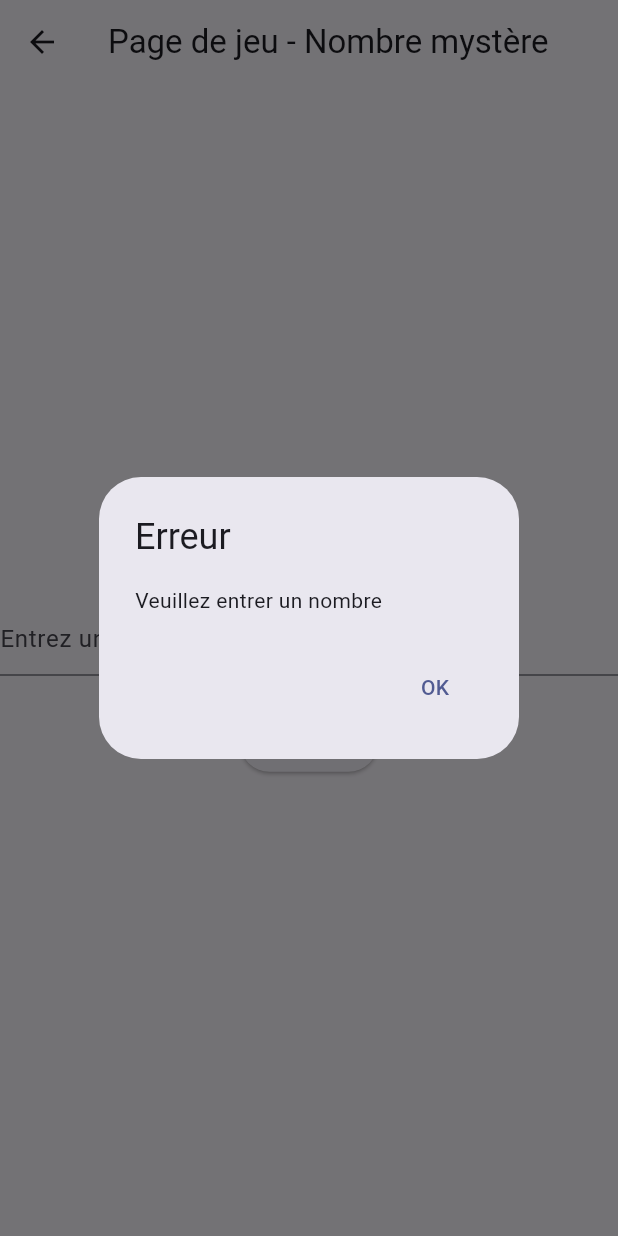
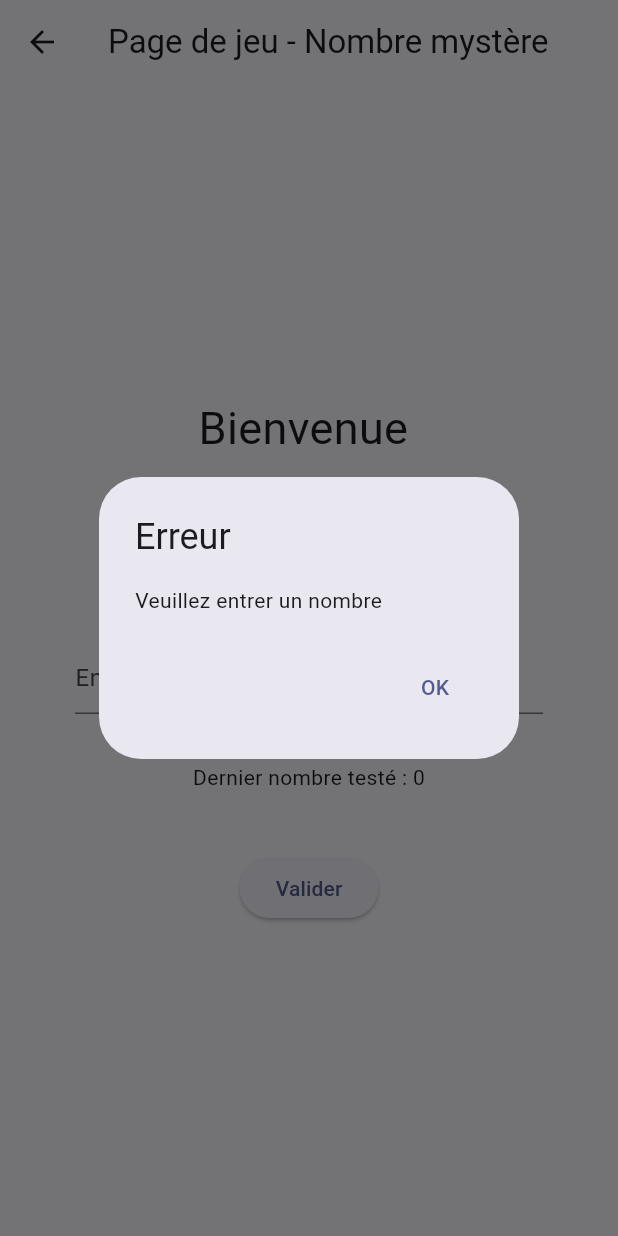
Before and after one commit to GaelSimon01/tp_mobile_note, a Flutter app: the GamePage screen opened directly with empty values, after a tap on "Valider", on a phone screen of 412 x 824 dp. Run offline on Flutter 3.47's test engine with Material 3 defaults, Android fonts, the phone set to English and light mode, and no system bars; our stand-ins replace go_router, sqflite, sqflite_common_ffi_web; accounts and stored records are empty.

Commit message:
Ajout titre de bienvenue sur le jeu + espacement text + ajout dernier nombre testé

```diff
--- a/nombre_mystere/lib/ui/playgame.dart
+++ b/nombre_mystere/lib/ui/playgame.dart
@@ -20,10 +20,11 @@ class _GamePageState extends State<GamePage> {
   final TextEditingController _numberController = TextEditingController();
 
   late int _randomNumber, _remainingAttempts = 0, _plageMax = 0;
-  int maxTentatives = 0;
-  String indication = "";
-  bool estGagne = false;
-  late List<Map<String, dynamic>> playerActuel;
+  int _maxTentatives = 0;
+  String _indication = "";
+  bool _estGagne = false;
+  late List<Map<String, dynamic>> _playerActuel;
+  late int _dernierNombreTestes = 0;
 
   @override
   void initState() {
@@ -42,19 +43,19 @@ class _GamePageState extends State<GamePage> {
       _randomNumber = randomNumber;
       _plageMax = plageMax;
       _remainingAttempts = remainingAttempts;
-      maxTentatives = remainingAttempts;
+      _maxTentatives = remainingAttempts;
     });
   }
 
   Future<void> _getInfosPlayer() async {
-    playerActuel = (await RequestHelper.getPlayerInfos(widget.player))!;
-    print(playerActuel);
+    _playerActuel = (await RequestHelper.getPlayerInfos(widget.player))!;
+    print(_playerActuel);
   }
 
   void resetStatusGame() {
-    indication = "";
-    estGagne = false;
-    maxTentatives = 0;
+    _indication = "";
+    _estGagne = false;
+    _maxTentatives = 0;
   }
 
   @override
@@ -67,17 +68,28 @@ class _GamePageState extends State<GamePage> {
         child: Column(
           mainAxisAlignment: MainAxisAlignment.center,
           children: [
-            Text("Il vous reste $_remainingAttempts essais"),
-            Text(indication),
-            TextField(
-              controller: _numberController,
-              keyboardType: TextInputType.number,
-              inputFormatters: [FilteringTextInputFormatter.digitsOnly, RangeTextInputFormatter( min: 0 ,max: _plageMax)],
-              decoration: InputDecoration(
-                hintText: "Entrez un nombre entre 0 et $_plageMax",
+            Text("Bienvenue ${widget.player}", style: const TextStyle(fontSize: 30),),
+            const Padding(padding: EdgeInsets.all(16.0)),
+            Text("Il vous reste $_remainingAttempts essai(s)"),
+            const Padding(padding: EdgeInsets.all(8.0)),
+            Text(_indication, style: const TextStyle(fontWeight: FontWeight.bold),),
+            const Padding(padding: EdgeInsets.all(16.0)),
+            Center(
+              child: Padding(
+                  padding: const EdgeInsets.fromLTRB(50, 0, 50, 0),
+                  child: TextField(
+                    controller: _numberController,
+                    keyboardType: TextInputType.number,
+                    inputFormatters: [FilteringTextInputFormatter.digitsOnly, RangeTextInputFormatter( min: 0 ,max: _plageMax)],
+                    decoration: InputDecoration(
+                      hintText: "Entrez un nombre entre 0 et $_plageMax",
+                    ),
+                  ),
               ),
             ),
-            const SizedBox(height: 20),
+            const Padding(padding: EdgeInsets.all(16.0)),
+            Text("Dernier nombre testé : $_dernierNombreTestes"),
+            const Padding(padding: EdgeInsets.all(20.0)),
             ElevatedButton(
               onPressed: () {
                 int guessedNumber = int.tryParse(_numberController.text) ?? 0;
@@ -101,7 +113,7 @@ class _GamePageState extends State<GamePage> {
                 );
                 }
                 else if (guessedNumber == _randomNumber) {
-                  estGagne = true;
+                  _estGagne = true;
                   showDialog(
                     context: context,
                     builder: (_) => AlertDialog(
@@ -119,8 +131,8 @@ class _GamePageState extends State<GamePage> {
                         ),
                         ElevatedButton(
                             onPressed: () async {
-                              await RequestHelper.insertGame(playerActuel[0]['id'], widget.niveau, maxTentatives-_remainingAttempts, estGagne);
-                              print(await RequestHelper.getPlayerGames(playerActuel[0]['id']));
+                              await RequestHelper.insertGame(_playerActuel[0]['id'], widget.niveau, _maxTentatives-_remainingAttempts, _estGagne);
+                              print(await RequestHelper.getPlayerGames(_playerActuel[0]['id']));
                               context.go('/home/pre-game');
                             },
                             child: const Text("Enregistrer la partie"),
@@ -131,16 +143,17 @@ class _GamePageState extends State<GamePage> {
                 } else {
                     setState(() {
                       _remainingAttempts--;
+                      _dernierNombreTestes = int.tryParse(_numberController.text)!;
                       _numberController.clear();
                     });
                     if (guessedNumber < _randomNumber) {
                       setState(() {
-                        indication = "Plus haut";
+                        _indication = "Plus haut";
                       });
                     }
                     else if (guessedNumber > _randomNumber) {
                       setState(() {
-                        indication = "Plus bas";
+                        _indication = "Plus bas";
                       });
                     }
                   if (_remainingAttempts == 0) {
@@ -159,6 +172,14 @@ class _GamePageState extends State<GamePage> {
                               Navigator.pop(context);
                             },
                             child: const Text("Recommencer"),
+                          ),
+                          ElevatedButton(
+                            onPressed: () async {
+                              await RequestHelper.insertGame(_playerActuel[0]['id'], widget.niveau, _maxTentatives-_remainingAttempts, _estGagne);
+                              print(await RequestHelper.getPlayerGames(_playerActuel[0]['id']));
+                              context.go('/home/pre-game');
+                            },
+                            child: const Text("Enregistrer la partie"),
                           ),
                         ],
                       ),
```
Also changed, not shown: nombre_mystere/lib/database_helper/databaseHelper.dart (+4 -4 lines), 2 other files.
